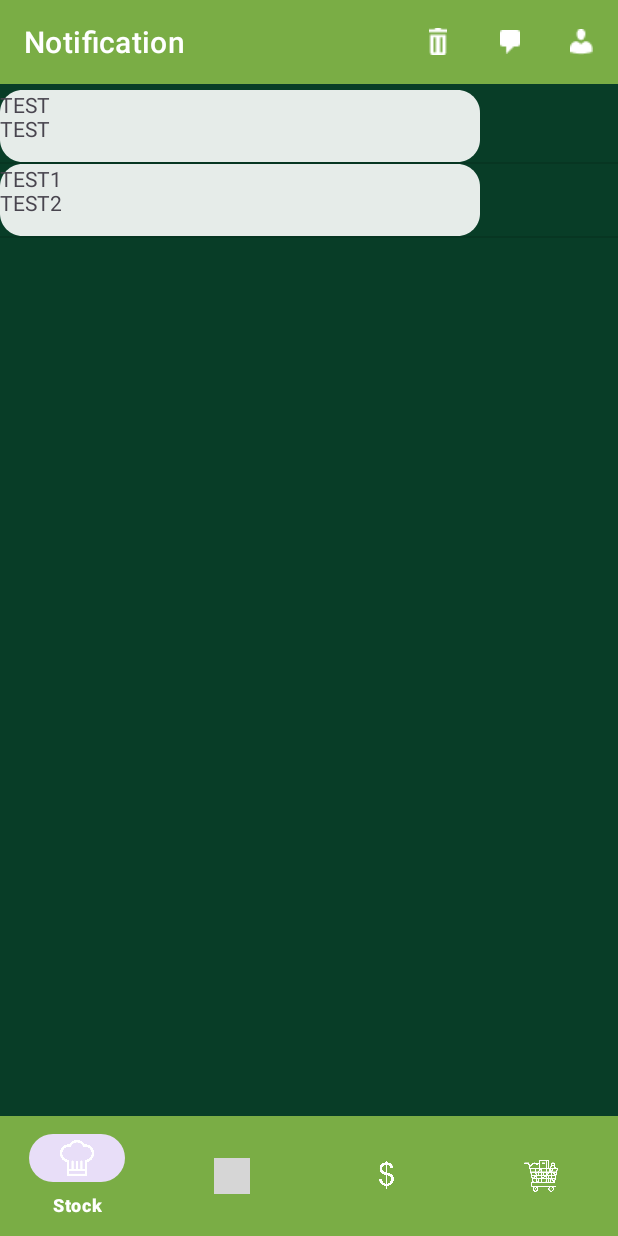
After one commit to hicham2000/Stockify-FrontEnd, an Android app: the MessageActivity screen opened directly, with no data from a screen before it, on a phone screen of 412 x 824 dp. The commit adds this screen. Run offline under Robolectric (Android 15) with nearby library versions, the light colour scheme and no system bars; network calls fail; grey boxes are pictures that could not be loaded.

Commit message:
notification activity set up

```diff
--- a/app/src/main/java/com/example/stockifi/BackendManager.java
+++ b/app/src/main/java/com/example/stockifi/BackendManager.java
@@ -102,6 +102,8 @@ public class BackendManager {
         jsonRequest.put("modeSportif", registerRequest.isModeSportif());
 
         return jsonRequest;
+
+
     }
 
     public void getUtilisateur(int id, BackendResponseCallback callback) {
--- /dev/null
+++ b/app/src/main/java/com/example/stockifi/MessageActivity.java
@@ -0,0 +1,61 @@
+package com.example.stockifi;
+import android.os.Bundle;
+import android.util.Log;
+import android.widget.ArrayAdapter;
+import android.widget.ListView;
+import androidx.appcompat.app.AppCompatActivity;
+import org.json.JSONArray;
+import org.json.JSONException;
+import org.json.JSONObject;
+import java.io.IOException;
+import java.io.InputStream;
+import java.util.ArrayList;
+import java.util.List;
+
+public class MessageActivity extends AppCompatActivity {
+    @Override
+    protected void onCreate(Bundle savedInstanceState) {
+        super.onCreate(savedInstanceState);
+        setContentView(R.layout.activity_message);
+
+        ListView notificationListView = findViewById(R.id.notificationListView);
+
+
+        try {
+            InputStream inputStream = getResources().openRawResource(R.raw.notifications);
+            int size = inputStream.available();
+            byte[] buffer = new byte[size];
+            inputStream.read(buffer);
+            inputStream.close();
+            String json = new String(buffer, "UTF-8");
+
+            JSONArray jsonArray = new JSONArray(json);
+            List<String> notificationList = new ArrayList<>();
+
+            for (int i = 0; i < jsonArray.length(); i++) {
+                JSONObject jsonObject = jsonArray.getJSONObject(i);
+
+                String title = jsonObject.getString("title");
+                String message = jsonObject.getString("message");
+
+                notificationList.add(title + "\n" + message);
+            }
+
+            ArrayAdapter<String> adapter = new ArrayAdapter<>(this,R.layout.notification_item, notificationList);
+            notificationListView.setAdapter(adapter);
+
+        } catch (JSONException e) {
+            e.printStackTrace();
+            Log.d("unsuccess", "Error parsing JSON");
+
+        } catch (Exception e) {
+            e.printStackTrace();
+            Log.d("unsuccess", "Error loading cards");
+
+        }
+        }
+
+
+
+
+}
--- a/app/src/main/java/com/example/stockifi/RegisterRequest.java
+++ b/app/src/main/java/com/example/stockifi/RegisterRequest.java
@@ -31,6 +31,7 @@ public class RegisterRequest implements Serializable {
         this.dateDeNaissance = null;
         this.régimeSpécieux = régimeSpécieux;
         this.modeSportif = modeSportif;
+
     }
 
     // Getter and Setter methods
--- /dev/null
+++ b/app/src/main/res/drawable/notifback.xml
@@ -0,0 +1,19 @@
+<?xml version="1.0" encoding="utf-8"?>
+<vector
+    xmlns:android="http://schemas.android.com/apk/res/android"
+    xmlns:aapt="http://schemas.android.com/aapt"
+    android:width="320dp"
+    android:height="48dp"
+    android:viewportWidth="320"
+    android:viewportHeight="48"
+    >
+    <group>
+        <clip-path
+            android:pathData="M15 0H305C313.284 0 320 6.71573 320 15V33C320 41.2843 313.284 48 305 48H15C6.71573 48 0 41.2843 0 33V15C0 6.71573 6.71573 0 15 0Z"
+            />
+        <path
+            android:pathData="M0 0V48H320V0"
+            android:fillColor="#E6FFFFFF"
+            />
+    </group>
+</vector>
--- /dev/null
+++ b/app/src/main/res/layout/activity_message.xml
@@ -0,0 +1,56 @@
+<?xml version="1.0" encoding="utf-8"?>
+<RelativeLayout xmlns:android="http://schemas.android.com/apk/res/android"
+    xmlns:app="http://schemas.android.com/apk/res-auto"
+    xmlns:tools="http://schemas.android.com/tools"
+    android:layout_width="match_parent"
+    android:layout_height="match_parent"
+    android:background="@color/vert"
+
+    tools:context=".MessageActivity">
+
+    <com.google.android.material.appbar.AppBarLayout
+        android:layout_width="match_parent"
+        android:layout_height="wrap_content"
+        android:id="@+id/appBar_notification">
+
+        <com.google.android.material.appbar.MaterialToolbar
+            android:id="@+id/toolbar_corbeille"
+            style="@style/Widget.MaterialComponents.Toolbar.Primary"
+            android:layout_width="match_parent"
+            android:layout_height="wrap_content"
+            app:menu="@menu/menu_profil"
+            app:title="@string/notification" />
+    </com.google.android.material.appbar.AppBarLayout>
+
+    <com.google.android.material.bottomnavigation.BottomNavigationView
+
+        android:id="@+id/androidx_window_notification"
+        android:layout_width="match_parent"
+        app:itemIconTint="@color/white"
+        app:itemTextColor="@color/white"
+        android:layout_height="wrap_content"
+        android:layout_alignParentBottom="true"
+        android:layout_centerHorizontal="true"
+
+        android:background="@color/vertTexte"
+        app:menu="@menu/menu_bottom_navigation"/>
+
+
+    <LinearLayout
+        android:layout_width="match_parent"
+        android:layout_height="match_parent"
+        android:orientation="vertical"
+        android:layout_marginTop="60dp"
+        >
+        <ListView
+            android:id="@+id/notificationListView"
+            android:layout_width="match_parent"
+            android:layout_height="match_parent"
+            >
+
+        </ListView>
+
+
+    </LinearLayout>
+
+</RelativeLayout>
--- /dev/null
+++ b/app/src/main/res/layout/notification_item.xml
@@ -0,0 +1,12 @@
+
+
+<TextView
+    xmlns:android="http://schemas.android.com/apk/res/android"
+    android:layout_width="320dp"
+    android:layout_height="48dp"
+    android:layout_gravity="center"
+
+    android:layout_centerHorizontal="true"
+    android:layout_marginTop="10dp"
+    android:background="@drawable/notifback"
+    android:orientation="vertical" />
--- /dev/null
+++ b/app/src/main/res/raw/notifications.json
@@ -0,0 +1 @@
+[{"title": "TEST","message": "TEST"},{"title": "TEST1","message": "TEST2"}]
```
Also changed, not shown: app/src/main/AndroidManifest.xml (+13 -3 lines), app/src/main/res/layout/activity_notification.xml (added, +50 -0 lines), app/src/main/res/layout/corbeille.xml (+0 -9 lines), app/src/main/res/values/strings.xml (+1 -7 lines).
